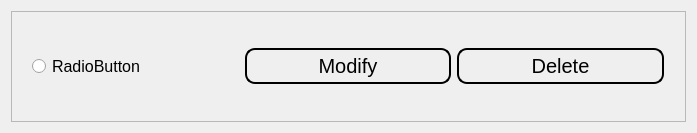
Qt form ui/automate_select.ui (Achu-Worifung/quickMove) before a commit.
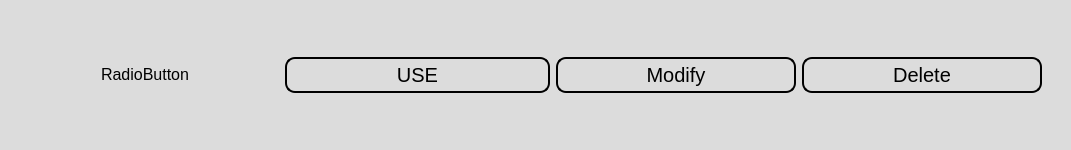
The same form after that commit. Icons and pictures are not drawn.

Patch:
```diff
--- a/ui/automate_select.ui
+++ b/ui/automate_select.ui
@@ -6,8 +6,8 @@
    <rect>
     <x>0</x>
     <y>0</y>
-    <width>697</width>
-    <height>133</height>
+    <width>1071</width>
+    <height>150</height>
    </rect>
   </property>
   <property name="maximumSize">
@@ -19,9 +19,19 @@
   <property name="windowTitle">
    <string>Form</string>
   </property>
+  <property name="styleSheet">
+   <string notr="true">background-color: rgb(220, 220, 220);
+border-color: rgb(192, 192, 192);
+border-radius: 30px;</string>
+  </property>
   <layout class="QGridLayout" name="gridLayout">
    <item row="0" column="0">
     <widget class="QScrollArea" name="scrollArea">
+     <property name="styleSheet">
+      <string notr="true">background-color: rgb(220, 220, 220);
+border-color: rgb(192, 192, 192);
+border-radius: 30px;</string>
+     </property>
      <property name="widgetResizable">
       <bool>true</bool>
      </property>
@@ -30,30 +40,34 @@
        <rect>
         <x>0</x>
         <y>0</y>
-        <width>677</width>
-        <height>113</height>
+        <width>1053</width>
+        <height>132</height>
        </rect>
       </property>
-      <layout class="QGridLayout" name="gridLayout_2">
-       <item row="0" column="0">
         <layout class="QHBoxLayout" name="horizontalLayout">
          <item>
           <widget class="QWidget" name="widget" native="true">
+         <property name="sizePolicy">
+          <sizepolicy hsizetype="Expanding" vsizetype="Preferred">
+           <horstretch>0</horstretch>
+           <verstretch>0</verstretch>
+          </sizepolicy>
+         </property>
            <property name="minimumSize">
             <size>
-             <width>400</width>
+           <width>0</width>
              <height>0</height>
             </size>
            </property>
            <property name="maximumSize">
             <size>
-             <width>650</width>
+           <width>250</width>
              <height>130</height>
             </size>
            </property>
            <layout class="QHBoxLayout" name="horizontalLayout_2">
             <item>
-             <widget class="QRadioButton" name="name">
+           <widget class="QPushButton" name="name">
               <property name="font">
                <font>
                 <pointsize>12</pointsize>
@@ -62,6 +76,47 @@
               <property name="text">
                <string>RadioButton</string>
               </property>
+            <property name="icon">
+             <iconset>
+              <normaloff>../../../../Downloads/8468013_cyborg_halloween_machine_robot_teen_icon.ico</normaloff>../../../../Downloads/8468013_cyborg_halloween_machine_robot_teen_icon.ico</iconset>
+            </property>
+            <property name="iconSize">
+             <size>
+              <width>45</width>
+              <height>54</height>
+             </size>
+            </property>
+           </widget>
+          </item>
+         </layout>
+        </widget>
+       </item>
+       <item>
+        <widget class="QWidget" name="widget_2" native="true">
+         <layout class="QHBoxLayout" name="horizontalLayout_3">
+          <item>
+           <widget class="QPushButton" name="pushButton">
+            <property name="styleSheet">
+             <string notr="true">    border-style: outset;
+    border-width: 2px;
+    border-radius: 10px;
+    border-color: black;
+    padding: 4px;
+font:20px</string>
+            </property>
+            <property name="text">
+             <string>USE</string>
+            </property>
+            <property name="icon">
+             <iconset>
+              <normaloff>../../../../Downloads/2639772_automation_icon.ico</normaloff>../../../../Downloads/2639772_automation_icon.ico</iconset>
+            </property>
+            <property name="iconSize">
+             <size>
+              <width>30</width>
+              <height>30</height>
+             </size>
+            </property>
              </widget>
             </item>
             <item>
@@ -92,6 +147,16 @@
               <property name="text">
                <string>Modify</string>
               </property>
+            <property name="icon">
+             <iconset>
+              <normaloff>../../../../Downloads/icons/100166_configure_icon.ico</normaloff>../../../../Downloads/icons/100166_configure_icon.ico</iconset>
+            </property>
+            <property name="iconSize">
+             <size>
+              <width>30</width>
+              <height>31</height>
+             </size>
+            </property>
              </widget>
             </item>
             <item>
@@ -116,12 +181,20 @@
               <property name="text">
                <string>Delete</string>
               </property>
+            <property name="icon">
+             <iconset>
+              <normaloff>../../../../Downloads/8664938_trash_can_delete_remove_icon.ico</normaloff>../../../../Downloads/8664938_trash_can_delete_remove_icon.ico</iconset>
+            </property>
+            <property name="iconSize">
+             <size>
+              <width>30</width>
+              <height>30</height>
+             </size>
+            </property>
              </widget>
             </item>
            </layout>
           </widget>
-         </item>
-        </layout>
        </item>
       </layout>
      </widget>
```
Lines whose indentation alone changed are shown as unchanged.
